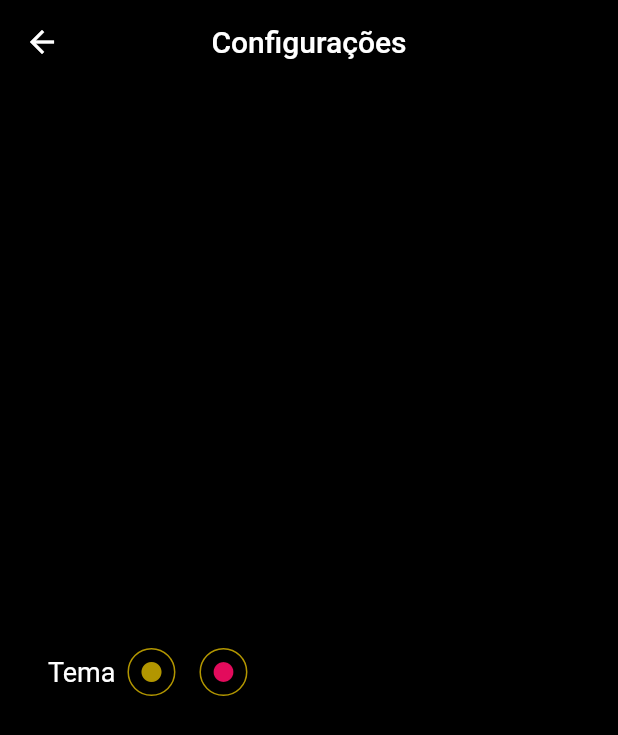
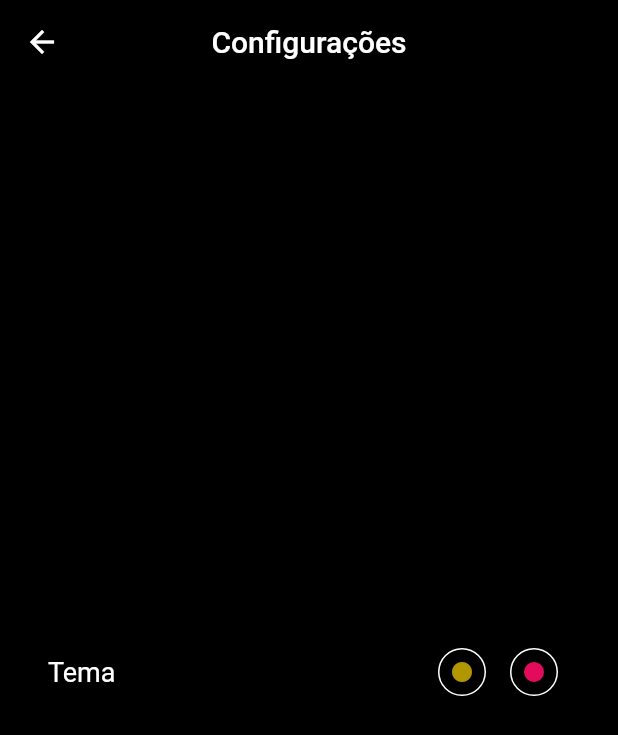
Before and after one commit to ivanknobel/tic-tac-toe, a Flutter app: the SettingsPage screen opened directly, on a phone screen of 412 x 824 dp. Shown: the top 735 px of the screen. Run offline on Flutter 3.47's test engine with Material 2 defaults, Android fonts, the phone set to English and light mode, and no system bars; our stand-ins replace flutter_bloc, get_it, google_fonts, shared_preferences; accounts and stored records are empty.

Commit message:
refactor settings page code

```diff
--- a/tic_tac_toe/lib/settings/pages/settings_page.dart
+++ b/tic_tac_toe/lib/settings/pages/settings_page.dart
@@ -24,44 +24,46 @@ class _SettingsPageState extends State<SettingsPage> {
       body: Padding(
         padding: const EdgeInsets.symmetric(horizontal: 32),
         child: Column(
-          mainAxisAlignment: MainAxisAlignment.start,
           crossAxisAlignment: CrossAxisAlignment.start,
           children: [
             const SizedBox(height: 16),
-            Expanded(
-              child: Row(
+            Expanded(child: _themeSelectorRow(context)),
+          ],
+        ),
+      ),
+    );
+  }
+
+  Widget _themeSelectorRow(BuildContext context) {
+    return Row(
       children: [
         Text(
           "Tema",
           style: _currentTheme.textTheme.bodyText1,
         ),
+        Expanded(
+          child: Container(),
+        ),
         BlocBuilder<ThemeBloc, ThemeState>(builder: (context, state) {
           _themeBloc = BlocProvider.of<ThemeBloc>(context);
-                    return Expanded(
-                      child: ListView.builder(
+          return ListView.builder(
             itemCount: state.possibleThemes.length,
             scrollDirection: Axis.horizontal,
             shrinkWrap: true,
             itemBuilder: (context, index) {
               MapEntry<String, ThemeData> option =
                   state.possibleThemes.entries.elementAt(index);
-                          return themeCircle(option.value, () {
+              return _themeCircle(option.value, () {
                 _themeBloc.changeTheme(option.key);
               });
             },
-                      ),
           );
         }),
       ],
-              ),
-            ),
-          ],
-        ),
-      ),
     );
   }
 
-  Widget themeCircle(ThemeData theme, VoidCallback onPressed) {
+  Widget _themeCircle(ThemeData theme, VoidCallback onPressed) {
     return RawMaterialButton(
       onPressed: onPressed,
       fillColor: theme.backgroundColor,
@@ -73,7 +75,8 @@ class _SettingsPageState extends State<SettingsPage> {
       constraints: const BoxConstraints.tightFor(height: 32, width: 32),
       shape: CircleBorder(
         side: BorderSide(
-          color: _currentTheme.primaryColor,
+          color: _currentTheme.textTheme.bodyText1?.color ??
+              _currentTheme.primaryColor,
         ),
       ),
     );
```
Lines whose indentation alone changed are shown as unchanged.
